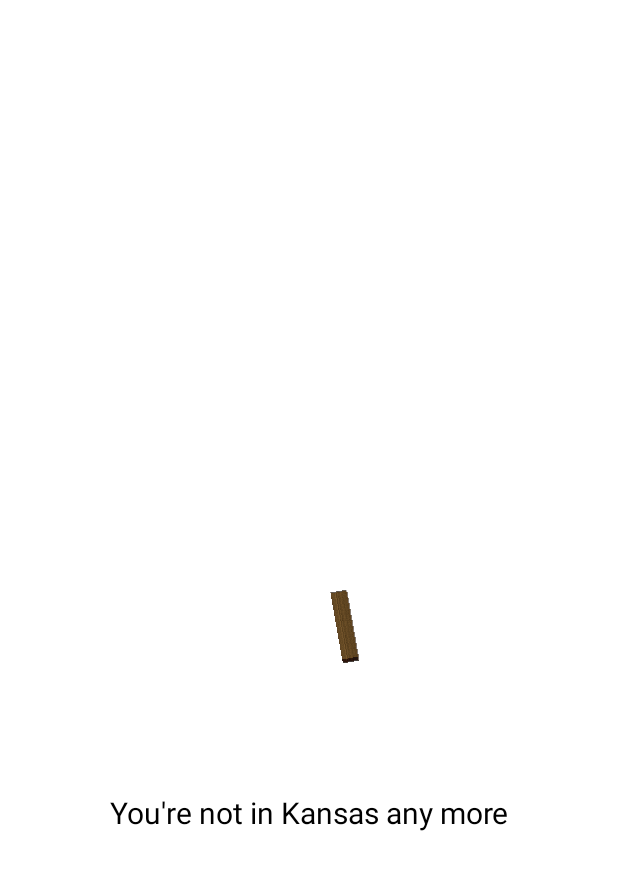
After one commit to Kuan-Wei-Kuo/KuoResume, an Android app: the layout dialog_progress.xml on its own in the app's theme, with its tools: preview values and no code run, on a phone screen of 412 x 824 dp. The commit adds this screen. Shown: the top 870 px of the screen. Run offline under Robolectric (Android 15) with nearby library versions, the phone set to English and light mode, and no system bars; Roboto replaces fonts that are not available here.

Commit message:
Create LoadingScreen

```diff
--- a/app/src/main/java/com/kuo/kuoresume/dialog/DialogContact.java
+++ b/app/src/main/java/com/kuo/kuoresume/dialog/DialogContact.java
@@ -30,10 +30,12 @@ public class DialogContact extends DialogFragment implements Button.OnClickListe
         super.onStart();
 
         Dialog dialog = getDialog();
+
         if (dialog != null) {
             dialog.getWindow().setLayout(ViewGroup.LayoutParams.MATCH_PARENT, ViewGroup.LayoutParams.WRAP_CONTENT);
             dialog.getWindow().setBackgroundDrawable(new ColorDrawable(Color.TRANSPARENT));
         }
+
     }
 
     @Nullable
--- a/app/src/main/java/com/kuo/kuoresume/listener/ActivityListener.java
+++ b/app/src/main/java/com/kuo/kuoresume/listener/ActivityListener.java
@@ -1,7 +1,9 @@
 package com.kuo.kuoresume.listener;
 
+import android.app.Activity;
 import android.app.ProgressDialog;
 import android.content.Context;
+import android.support.v7.app.AppCompatActivity;
 
 /**
  * Created by Kuo on 2016/5/12.
@@ -12,6 +14,8 @@ public interface ActivityListener {
 
     ProgressDialog getProgressDialog();
 
+    AppCompatActivity getActivity();
+
     void showDialogContact();
 
     void showDialogShare();
--- a/app/src/main/java/com/kuo/kuoresume/listener/ViewComputeListener.java
+++ b/app/src/main/java/com/kuo/kuoresume/listener/ViewComputeListener.java
@@ -7,6 +7,9 @@ import com.kuo.kuoresume.script.GLCharacter;
  * Created by Kuo on 2016/5/4.
  */
 public interface ViewComputeListener {
+
+    float getScaling();
+
     ViewCompute getViewCompute();
 
     GLCharacter getGLCharacter();
--- a/app/src/main/java/com/kuo/kuoresume/view/LoadingScreen.java
+++ b/app/src/main/java/com/kuo/kuoresume/view/LoadingScreen.java
@@ -1,31 +1,124 @@
 package com.kuo.kuoresume.view;
 
 import android.content.Context;
+import android.graphics.Bitmap;
+import android.graphics.BitmapFactory;
 import android.graphics.Canvas;
+import android.graphics.Color;
+import android.graphics.Matrix;
+import android.graphics.Paint;
+import android.graphics.Rect;
+import android.graphics.RectF;
 import android.util.AttributeSet;
 import android.view.View;
+import android.view.ViewGroup;
+
+import com.kuo.kuoresume.R;
+import com.kuo.kuoresume.until.Until;
+
+import java.util.Random;
 
 /**
  * Created by Kuo on 2016/5/12.
  */
 public class LoadingScreen extends View {
 
-    public LoadingScreen(Context context, AttributeSet attrs, int defStyleAttr) {
-        super(context, attrs, defStyleAttr);
+    protected long lastFrameChangeTime = 0;
+    protected long frameLengthInMilliseconds = 100;
+
+    protected long textLastFrameChangeTime = 0;
+    protected long textFrameLengthInMilliseconds = 800;
+
+    private Bitmap loadingBitmap;
+
+    private RectF srcRect;
+
+    private Matrix matrix;
+
+    private int angles = 0;
+
+    private Paint paint;
+
+    private Random random;
+
+    private String[] loadingTexts = {"Why don't you order a sandwich ?",
+            "Follow the white rabbit",
+            "We love you just the way you are",
+            "You're not in Kansas any more",
+            "We're testing your patience",
+            "Loading humorous message"};
+
+    private String loadingText;
+
+    public LoadingScreen(Context context) {
+        super(context);
+
+        createLoadingBitmap();
     }
 
     public LoadingScreen(Context context, AttributeSet attrs) {
         super(context, attrs);
+
+        createLoadingBitmap();
     }
 
-    public LoadingScreen(Context context) {
-        super(context);
+    public LoadingScreen(Context context, AttributeSet attrs, int defStyleAttr) {
+        super(context, attrs, defStyleAttr);
+
+        createLoadingBitmap();
     }
+
 
     @Override
     protected void onDraw(Canvas canvas) {
         super.onDraw(canvas);
 
+        long time  = System.currentTimeMillis();
 
+        if (time > lastFrameChangeTime + frameLengthInMilliseconds) {
+
+            lastFrameChangeTime = time;
+
+            angles += 20;
+
+            if (angles >= 360)
+                angles = 0;
+
+            matrix.reset();
+            matrix.postRotate(angles, srcRect.centerX(), srcRect.centerY());
+            matrix.postTranslate(getWidth() / 2, getHeight() / 2);
+        }
+
+        if(time > textLastFrameChangeTime + textFrameLengthInMilliseconds) {
+
+            textLastFrameChangeTime = time;
+
+            loadingText = loadingTexts[random.nextInt(loadingTexts.length)];
+        }
+
+        canvas.drawColor(Color.WHITE);
+        canvas.drawBitmap(loadingBitmap, matrix, null);
+        canvas.drawText(loadingText, getWidth() / 2, getHeight() / 1.5f , paint);
+
+        postInvalidate();
     }
+
+    private void createLoadingBitmap() {
+
+        loadingBitmap = BitmapFactory.decodeResource(getContext().getResources(), R.mipmap.tag_1);
+
+        srcRect = new RectF(0, 0, loadingBitmap.getWidth(), loadingBitmap.getHeight());
+
+        matrix = new Matrix();
+
+        paint = new Paint();
+        paint.setColor(Color.BLACK);
+        paint.setTextAlign(Paint.Align.CENTER);
+        paint.setTextSize(Until.dp2px(getContext() .getResources().getDisplayMetrics().density, 20));
+
+        random = new Random();
+
+        loadingText = loadingTexts[random.nextInt(loadingTexts.length)];
+    }
+
 }
--- a/app/src/main/res/layout/activity_main.xml
+++ b/app/src/main/res/layout/activity_main.xml
@@ -3,4 +3,10 @@
     android:id="@+id/gamelayout"
     android:layout_width="fill_parent"
     android:layout_height="fill_parent">
+
+    <com.kuo.kuoresume.view.GLResumeView
+        android:id="@+id/glResumeView"
+        android:layout_width="match_parent"
+        android:layout_height="match_parent" />
+
 </RelativeLayout>
--- /dev/null
+++ b/app/src/main/res/layout/dialog_progress.xml
@@ -0,0 +1,11 @@
+<?xml version="1.0" encoding="utf-8"?>
+<LinearLayout xmlns:android="http://schemas.android.com/apk/res/android"
+    android:orientation="vertical" android:layout_width="match_parent"
+    android:layout_height="match_parent">
+
+    <com.kuo.kuoresume.view.LoadingScreen
+        android:id="@+id/loadingScreen"
+        android:layout_width="match_parent"
+        android:layout_height="match_parent" />
+
+</LinearLayout>
```
Also changed, not shown: app/src/main/java/com/kuo/kuoresume/MainActivity.java (+24 -31 lines), app/src/main/java/com/kuo/kuoresume/dialog/DialogProgress.java (added, +54 -0 lines), app/src/main/java/com/kuo/kuoresume/renderer/InterviewRenderer.java (+47 -10 lines), app/src/main/java/com/kuo/kuoresume/view/GLResumeView.java (+14 -3 lines).
